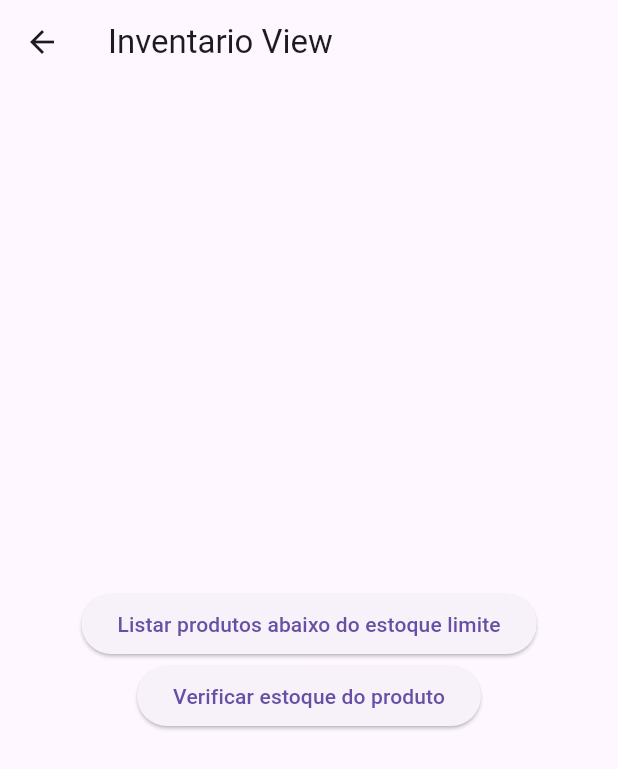
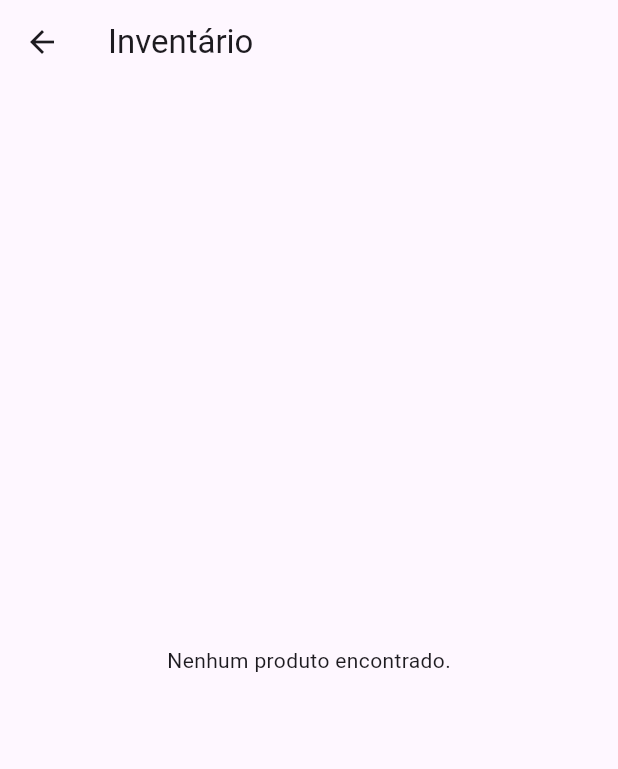
Before and after one commit to JoschaPMaliem/Sistema-De-Bilheteira, a Flutter app: the InventarioView screen opened directly, on a phone screen of 412 x 824 dp. Shown: the top 769 px of the screen. Run offline on Flutter 3.47's test engine with Material 3 defaults, Android fonts, the light colour scheme and no system bars; our stand-ins replace sqflite; accounts and stored records are empty.

Commit message:
Quinto commit

```diff
--- a/sistema_bilheteira/lib/controller/cliente_controller.dart
+++ b/sistema_bilheteira/lib/controller/cliente_controller.dart
@@ -23,4 +23,6 @@ class ClienteController {
   Future<List<Cliente>> getClientes() async {
     return await _clienteModel.getClientes();
   }
+
+
 }
--- a/sistema_bilheteira/lib/controller/inventario_controller.dart
+++ b/sistema_bilheteira/lib/controller/inventario_controller.dart
@@ -11,4 +11,10 @@ class InventarioController {
   Future<List<Bilhete>> getProdutosAbaixoReorderPoint(int reorderPoint) async {
     return await _inventarioModel.getProdutosAbaixoReorderPoint(reorderPoint);
   }
+
+    Future<List<Bilhete>> getTodosProdutos() async {
+    return await _inventarioModel.getTodosProdutos();
+  }
+
+
 }
--- a/sistema_bilheteira/lib/controller/produto_controller.dart
+++ b/sistema_bilheteira/lib/controller/produto_controller.dart
@@ -11,7 +11,7 @@ class ProdutoController {
         dataDoEvento: DateTime.parse(dataDoEvento),
         preco: double.parse(preco),
         status: status,
-        estoque: 0);
+        estoque: 500);
 
     return await _bilheteModel.criarBilhete(newBilhete);
   }
@@ -34,17 +34,11 @@ class ProdutoController {
     return await _bilheteModel.apagarBilhete(id);
   }
 
-  /*
-  Future<void> verificarEstoque() async {
-    final inventario = await _bilheteModel.verificarEstoque();
-    for (var item in inventario) {
-      print('Bilhete: ${item.bilhete.nome}, Estoque: ${item.estoque}');
-    }
-  }
-
-  */
-
   Future<List<Bilhete>> getBilhetes() async {
     return await _bilheteModel.getBilhetes();
   }
+
+   Future<List<Bilhete>> getBilhetesPorCliente(int clientId) async {
+    return await _bilheteModel.getBilhetePorCliente(clientId);
+  }
 }
--- a/sistema_bilheteira/lib/controller/relatorio_controller.dart
+++ b/sistema_bilheteira/lib/controller/relatorio_controller.dart
@@ -15,8 +15,8 @@ class RelatorioController {
     };
   }
 
-  Future<Map<String, dynamic>> gerarRelatorioVenda() async {
-    final sales = await vendaModel.getVendas();
+ Future<Map<String, dynamic>> gerarRelatorioVenda() async {
+    final sales = await inventarioModel.getProdutosMaisVendidos();
     return {
       'title': 'Relatório de Vendas',
       'data': sales,
--- a/sistema_bilheteira/lib/controller/vendas_controller.dart
+++ b/sistema_bilheteira/lib/controller/vendas_controller.dart
@@ -5,6 +5,7 @@ import 'package:sistema_bilheteira/model/produto_model.dart';
 class VendaController {
   final VendaModel _vendaModel = VendaModel();
   final ClienteModel _clienteModel = ClienteModel();
+  final BilheteModel _bilheteModel = BilheteModel();
 
   Future<int> criarVenda(Venda venda) {
     return _vendaModel.criarVenda(venda);
@@ -29,4 +30,8 @@ class VendaController {
   Future<Cliente?> getClienteById(int id) {
     return _clienteModel.getClienteById(id);
   }
+
+   Future<Bilhete?> getBilheteById(int id) {
+    return _bilheteModel.getBilheteById(id);
+  }
 }
--- a/sistema_bilheteira/lib/model/cliente_model.dart
+++ b/sistema_bilheteira/lib/model/cliente_model.dart
@@ -76,4 +76,6 @@ class ClienteModel {
     }
     return null;
   }
+
+
 }
--- a/sistema_bilheteira/lib/model/venda_model.dart
+++ b/sistema_bilheteira/lib/model/venda_model.dart
@@ -37,6 +37,7 @@ class Venda {
 class VendaModel {
   Future<int> criarVenda(Venda venda) async {
     final db = await BaseDeDados().database;
+
     return await db.insert('vendas', venda.toMap());
   }
 
--- a/sistema_bilheteira/lib/view/inventario/inventario_view.dart
+++ b/sistema_bilheteira/lib/view/inventario/inventario_view.dart
@@ -1,68 +1,76 @@
 import 'package:flutter/material.dart';
 import 'package:sistema_bilheteira/controller/inventario_controller.dart';
-import 'package:sistema_bilheteira/model/inventario_model.dart';
 import 'package:sistema_bilheteira/model/produto_model.dart';
 
 class InventarioView extends StatefulWidget {
+  const InventarioView({super.key});
+
   @override
-  _InventarioViewState createState() => _InventarioViewState();
+  State<InventarioView> createState() => _InventarioViewState();
 }
 
 class _InventarioViewState extends State<InventarioView> {
   final InventarioController _inventarioController = InventarioController();
-  List<Bilhete>? _produtos;
-  int? _stock;
+  late Future<List<Bilhete>> _produtosFuture;
+
+  @override
+  void initState() {
+    super.initState();
+    _produtosFuture = _inventarioController.getTodosProdutos();
+  }
 
   @override
   Widget build(BuildContext context) {
     return Scaffold(
       appBar: AppBar(
-        title: Text('Inventario View'),
+        title: Text('Inventário'),
       ),
-      body: Center(
-        child: Column(
-          mainAxisAlignment: MainAxisAlignment.center,
-          children: [
-            ElevatedButton(
-              onPressed: () async {
-                int pontoDeEncomenda = 5;
-                List<Bilhete> produtos = await _inventarioController.getProdutosAbaixoReorderPoint(pontoDeEncomenda);
-                setState(() {
-                  _produtos = produtos;
-                });
+      body: FutureBuilder<List<Bilhete>>(
+        future: _produtosFuture,
+        builder: (context, snapshot) {
+          if (snapshot.connectionState == ConnectionState.waiting) {
+            return Center(child: CircularProgressIndicator());
+          } else if (snapshot.hasError) {
+            return Center(child: Text('Erro: ${snapshot.error}'));
+          } else if (!snapshot.hasData || snapshot.data!.isEmpty) {
+            return Center(child: Text('Nenhum produto encontrado.'));
+          } else {
+            final produtos = snapshot.data!;
+            return ListView.builder(
+              itemCount: produtos.length,
+              itemBuilder: (context, index) {
+                final produto = produtos[index];
+                return ListTile(
+                  title: Text(produto.nome),
+                  onTap: () {
+                    _showEstoqueDialog(context, produto);
+                  },
+                );
               },
-              child: Text('Listar produtos abaixo do estoque limite'),
-            ),
-            ElevatedButton(
-              onPressed: () async {
-                int produtoId = 1; // Example product ID
-                int stock = await _inventarioController.verificarEstoque(produtoId);
-                setState(() {
-                  _stock = stock;
-                });
-              },
-              child: Text('Verificar estoque do produto'),
-            ),
-            if (_stock != null)
-              Text('Estoque do produto: $_stock'),
-            if (_produtos != null && _produtos!.isNotEmpty)
-              Expanded(
-                child: ListView.builder(
-                  itemCount: _produtos!.length,
-                  itemBuilder: (context, index) {
-                    final produto = _produtos![index];
-                    return ListTile(
-                      title: Text('Produto: ${produto.nome}'),
-                      subtitle: Text('Estoque: ${produto.estoque}'),
-                    );
-                  },
-                ),
-              ),
-            if (_produtos != null && _produtos!.isEmpty)
-              Text('Nenhum produto abaixo do estoque limite.'),
-          ],
-        ),
+            );
+          }
+        },
       ),
     );
   }
+
+  void _showEstoqueDialog(BuildContext context, Bilhete produto) {
+    showDialog(
+      context: context,
+      builder: (context) {
+        return AlertDialog(
+          title: Text('Estoque de ${produto.nome}'),
+          content: Text('Quantidade disponível: ${produto.estoque}'),
+          actions: [
+            TextButton(
+              onPressed: () {
+                Navigator.of(context).pop();
+              },
+              child: Text('Fechar'),
+            ),
+          ],
+        );
+      },
+    );
+  }
 }
```
Also changed, not shown: sistema_bilheteira/lib/main.dart (+30 -3 lines), sistema_bilheteira/lib/model/inventario_model.dart (+30 -0 lines), sistema_bilheteira/lib/model/produto_model.dart (+46 -26 lines), sistema_bilheteira/lib/view/cliente/cliente_view.dart (+46 -10 lines), sistema_bilheteira/lib/view/produto/produto_view.dart (+23 -2 lines), sistema_bilheteira/lib/view/relatorio/relatorio_view.dart (added, +117 -0 lines), sistema_bilheteira/lib/view/vendas/venda_view.dart (+25 -24 lines), sistema_bilheteira/lib/widgets/drawer.dart (+10 -1 lines), sistema_bilheteira/lib/view/Simulador Cliente/homepage_view.dart (added), sistema_bilheteira/lib/view/Simulador Cliente/login_view.dart (added), sistema_bilheteira/lib/view/Simulador Cliente/signup_view.dart (added).
